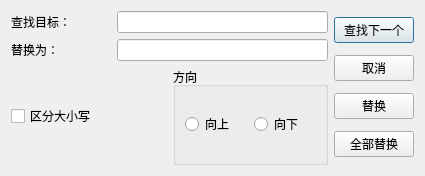
Before: the Qt Designer form Lab2/KuugaNotepad/replacedialog.ui in douhaoYaz/Qt-Project, drawn with Qt 5.
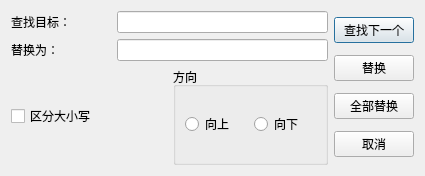
After: the same form once the commit is applied.

The edit to the form file:
```diff
--- a/Lab2/KuugaNotepad/replacedialog.ui
+++ b/Lab2/KuugaNotepad/replacedialog.ui
@@ -135,13 +135,6 @@
        </property>
       </widget>
      </item>
-     <item>
-      <widget class="QPushButton" name="btCancel">
-       <property name="text">
-        <string>取消</string>
-       </property>
-      </widget>
-     </item>
      <item>
       <widget class="QPushButton" name="btReplace">
        <property name="text">
@@ -156,6 +149,13 @@
        </property>
       </widget>
      </item>
+     <item>
+      <widget class="QPushButton" name="btCancel">
+       <property name="text">
+        <string>取消</string>
+       </property>
+      </widget>
+     </item>
     </layout>
    </item>
   </layout>
```
